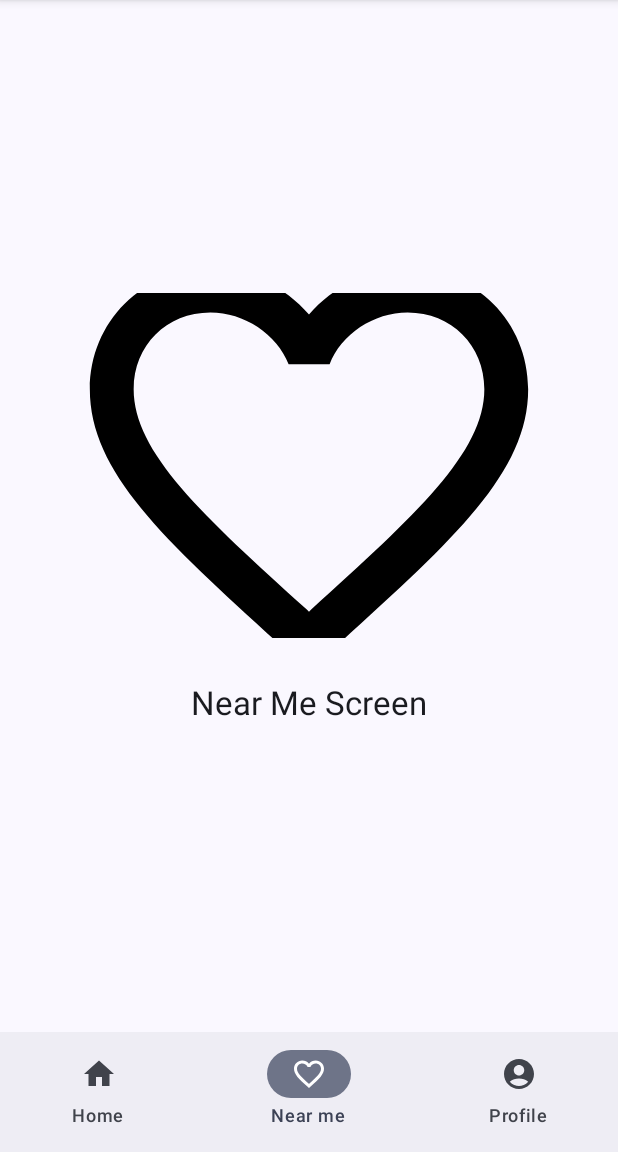
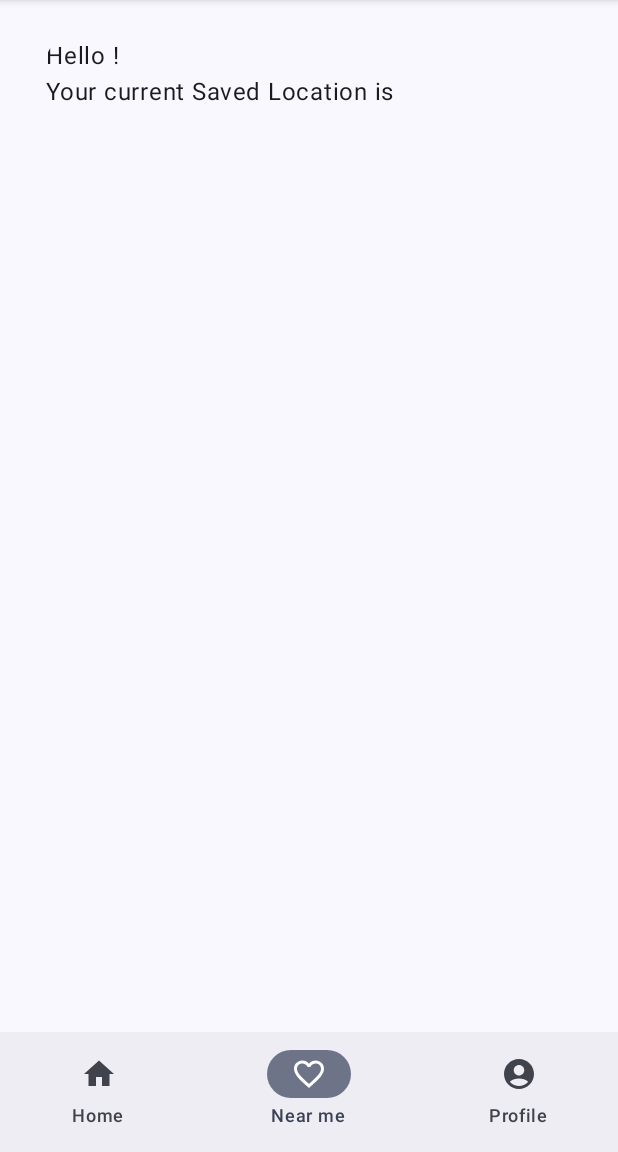
Before and after one commit to darlingson/zochitika-app, an Android app built with Jetpack Compose: the screen it shows after launch (MainActivity), item 2 of the bottom bar chosen, on a phone screen of 412 x 824 dp, the part 84-1236 px from its top. Run offline under Robolectric (Android 15) with nearby library versions, the phone set to English and light mode, and no system bars; 1 statement that could not run was skipped.

Commit message:
added code to retrieve the shared preferences in the Near me compsable

```diff
--- a/app/src/main/java/com/codeshinobi/zochitika/screens/navigation/BottomNavigationBar.kt
+++ b/app/src/main/java/com/codeshinobi/zochitika/screens/navigation/BottomNavigationBar.kt
@@ -67,7 +67,9 @@ fun BottomNavigationBar() {
                 MainScreen(navController = navController)
             }
             composable(Screens.Near.route) {
-                NearMeScreen(navController = navController)
+                NearMeScreen(navController = navController, viewModel = ProfileViewModel(
+                    LocalContext.current
+                ))
             }
             composable(Screens.Profile.route) {
                 ProfileScreen(navController = navController, viewModel = ProfileViewModel(
--- a/app/src/main/java/com/codeshinobi/zochitika/screens/navigation/NearMe.kt
+++ b/app/src/main/java/com/codeshinobi/zochitika/screens/navigation/NearMe.kt
@@ -1,7 +1,5 @@
 package com.codeshinobi.zochitika.screens.navigation
 
-import androidx.compose.foundation.Image
-import androidx.compose.foundation.layout.Arrangement
 import androidx.compose.foundation.layout.Box
 import androidx.compose.foundation.layout.Column
 import androidx.compose.foundation.layout.fillMaxSize
@@ -15,43 +13,38 @@ import androidx.compose.runtime.Composable
 import androidx.compose.ui.Alignment
 import androidx.compose.ui.Modifier
 import androidx.compose.ui.draw.clip
-import androidx.compose.ui.layout.ContentScale
-import androidx.compose.ui.res.painterResource
 import androidx.compose.ui.unit.dp
 import androidx.navigation.NavController
-import com.codeshinobi.zochitika.R
 import com.codeshinobi.zochitika.ui.theme.ZochitikaTheme
 
 @Composable
-fun NearMeScreen(navController: NavController) {
+fun NearMeScreen(navController: NavController, viewModel: ProfileViewModel) {
     ZochitikaTheme {
         Surface(
             modifier = Modifier.fillMaxSize(),
             color = MaterialTheme.colorScheme.background
         ) {
             Column(
-                modifier = Modifier.fillMaxSize().padding(15.dp),
+                modifier = Modifier
+                    .fillMaxSize()
+                    .padding(15.dp),
                 horizontalAlignment = Alignment.CenterHorizontally,
-                verticalArrangement = Arrangement.Center
             ) {
                 Box(
-                    modifier = Modifier.fillMaxWidth()
+                    modifier = Modifier
+                        .fillMaxWidth()
                         .height(250.dp)
                         .padding(horizontal = 15.dp, vertical = 10.dp)
                         .clip(MaterialTheme.shapes.large)
                 ) {
-                    Image(
-                        painter = painterResource(R.drawable.baseline_favorite_border_24),
-                        contentDescription = "search_screen_bg",
-                        contentScale = ContentScale.Crop,
-                        modifier = Modifier.fillMaxSize()
-                    )
+                    Column {
+                        val savedName = viewModel.name
+                        val savedLoc = viewModel.loc
+
+                        Text("Hello $savedName!")
+                        Text("Your current Saved Location is $savedLoc")
+                    }
                 }
-                Text(
-                    "Near Me Screen",
-                    style = MaterialTheme.typography.titleLarge,
-                    modifier = Modifier.padding(vertical = 20.dp)
-                )
             }
         }
     }
```
